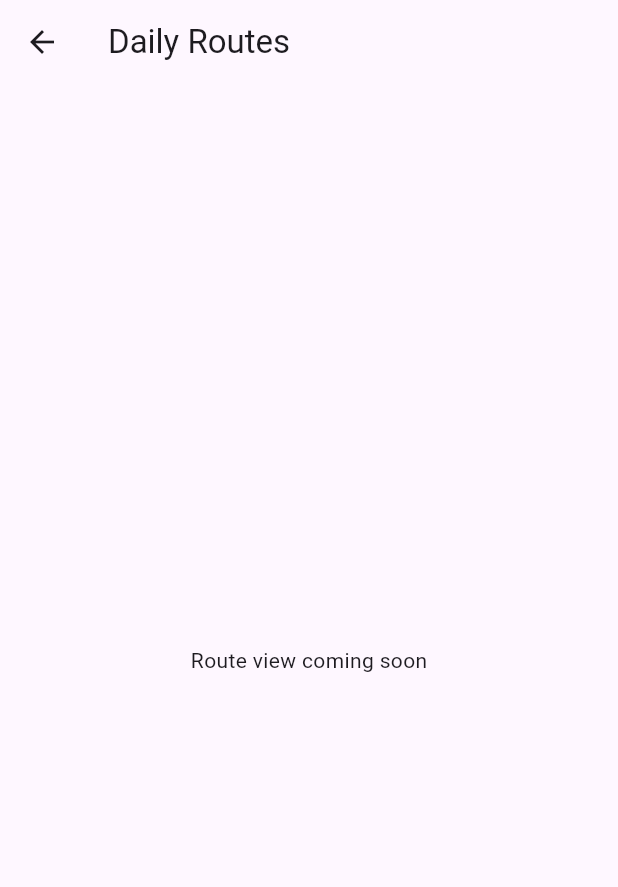
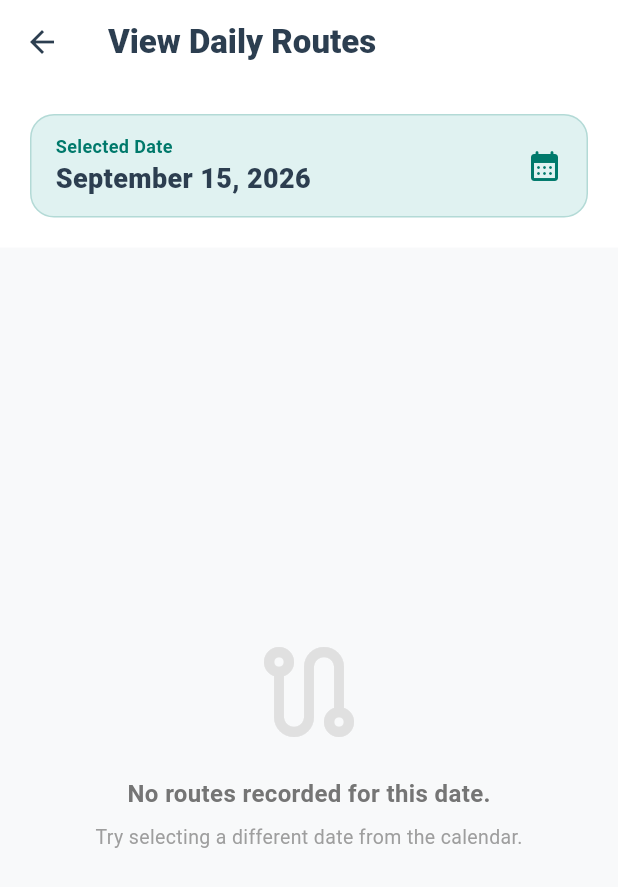
Before and after one commit to Stevenlenard/august31, a Flutter app: the DriverDashboard screen opened by its route, scrolled down 1152 dp, after a tap on "Daily Routes", on a phone screen of 412 x 824 dp. Shown: the top 887 px of the screen. Run offline on Flutter 3.47's test engine with Material 3 defaults, Android fonts, the phone set to English and light mode, and no system bars; our stand-ins replace dio, firebase_core, firebase_database, fl_chart, flutter_local_notifications, geolocator and 6 more; missing offline and left inert: mapbox_maps_flutter, pointer_interceptor; accounts and stored records are empty; statements that could not run were skipped.

Commit message:
Final push: All features and dashboard fixes

```diff
--- a/lib/screens/driver_dashboard.dart
+++ b/lib/screens/driver_dashboard.dart
@@ -17,23 +17,6 @@ import '../widgets/hover_action_button.dart';
 import '../widgets/fade_slide_entrance.dart';
 import '../widgets/data_management_modal.dart';
 import '../widgets/custom_snackbar.dart';
-
-// Dummy implementation for missing services/screens to allow compilation
-class RouteOptimizationService {
-  Future<List<Position>> optimizeRoute(List<Position> stops) async => stops;
-}
-
-class ViewDailyRoutesScreen extends StatelessWidget {
-  final UserData? user;
-  const ViewDailyRoutesScreen({super.key, this.user});
-  @override
-  Widget build(BuildContext context) {
-    return Scaffold(
-      appBar: AppBar(title: const Text('Daily Routes')),
-      body: const Center(child: Text('Route view coming soon')),
-    );
-  }
-}
 
 class DriverDashboard extends StatefulWidget {
   const DriverDashboard({super.key});
@@ -2897,7 +2880,6 @@ Positioned(
 
   void _showDailyRoutes() async {
     if (_user == null) return;
-    if (!mounted) return;
     Navigator.push(
       context,
       MaterialPageRoute(builder: (context) => ViewDailyRoutesScreen(user: _user!))
```
